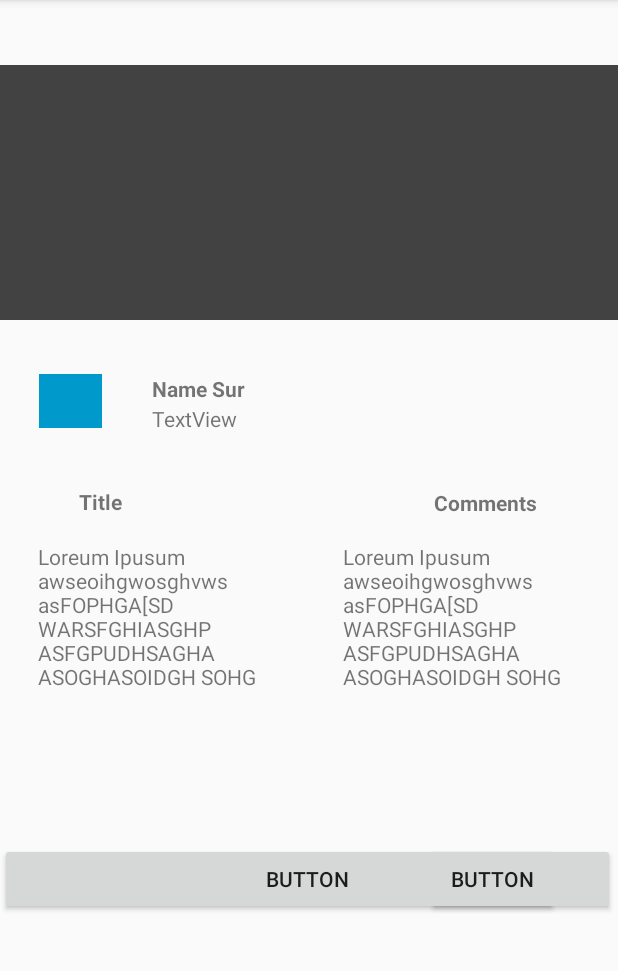
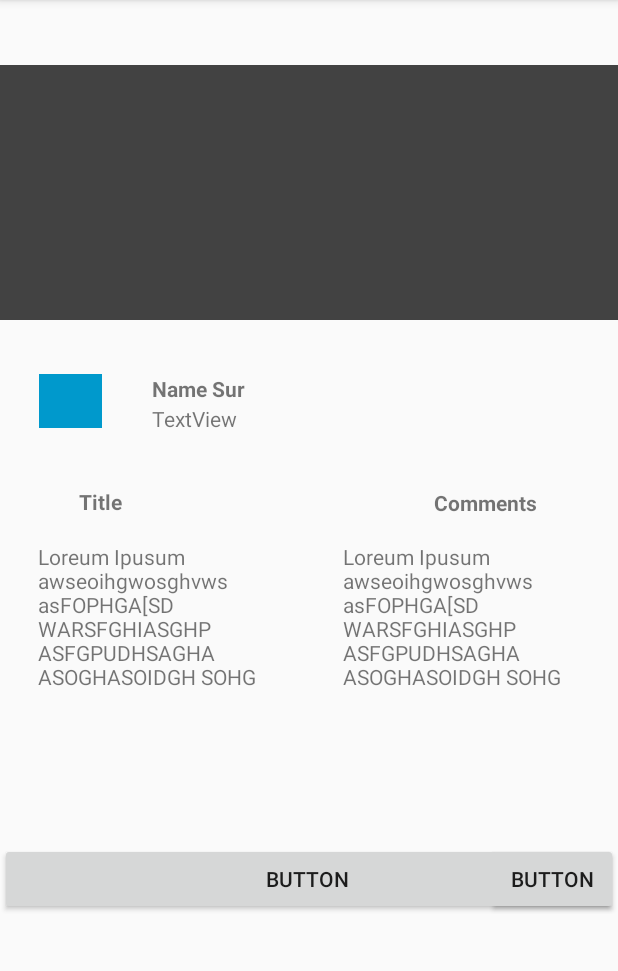
Before and after one commit to kumar245/GIt-Rebase, an Android app: the screen it shows after launch (MainActivity), on a phone screen of 412 x 824 dp, the part 84-1055 px from its top. Run offline under Robolectric (Android 15) with nearby library versions, the phone set to English and light mode, and no system bars.

Commit message:
MarginRight

```diff
--- a/app/src/main/res/layout/activity_main.xml
+++ b/app/src/main/res/layout/activity_main.xml
@@ -142,8 +142,8 @@
         android:id="@+id/button10"
         android:layout_width="wrap_content"
         android:layout_height="wrap_content"
-        android:layout_marginEnd="40dp"
-        android:layout_marginRight="40dp"
+        android:layout_marginEnd="0dp"
+        android:layout_marginRight="0dp"
         android:text="Button"
         app:layout_constraintBaseline_toBaselineOf="@+id/button9"
         app:layout_constraintEnd_toEndOf="parent" />
```
